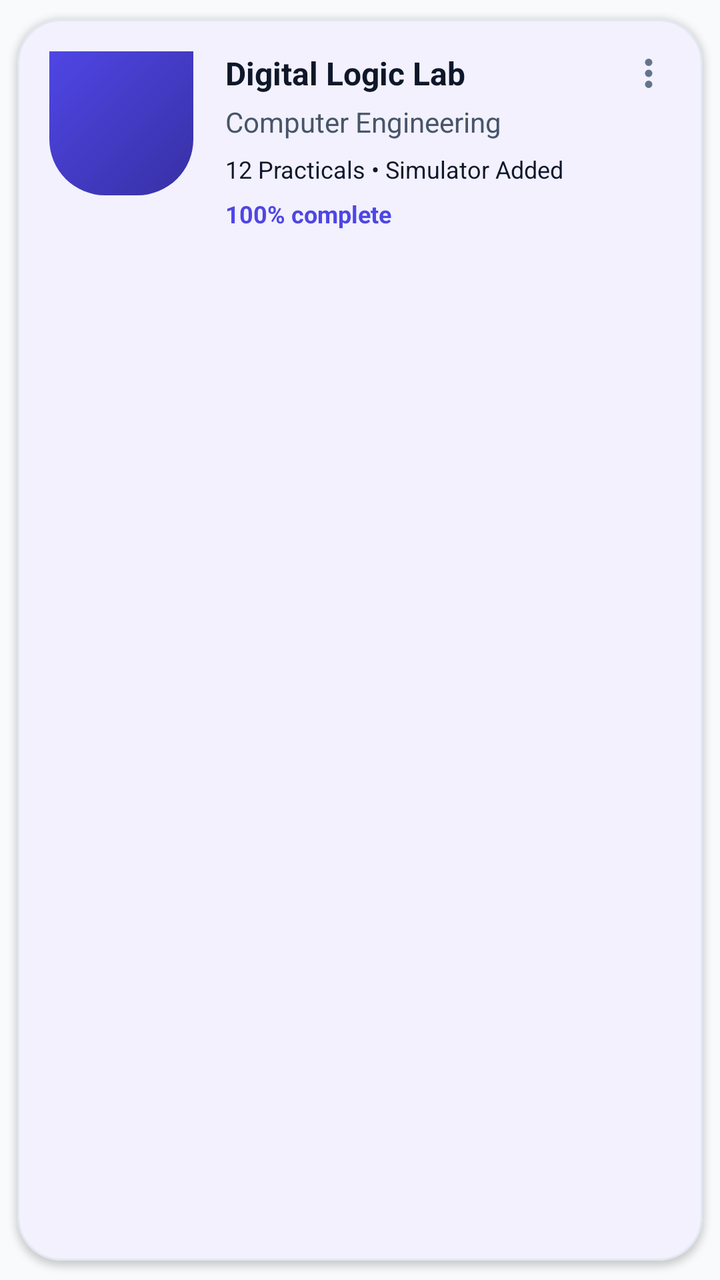
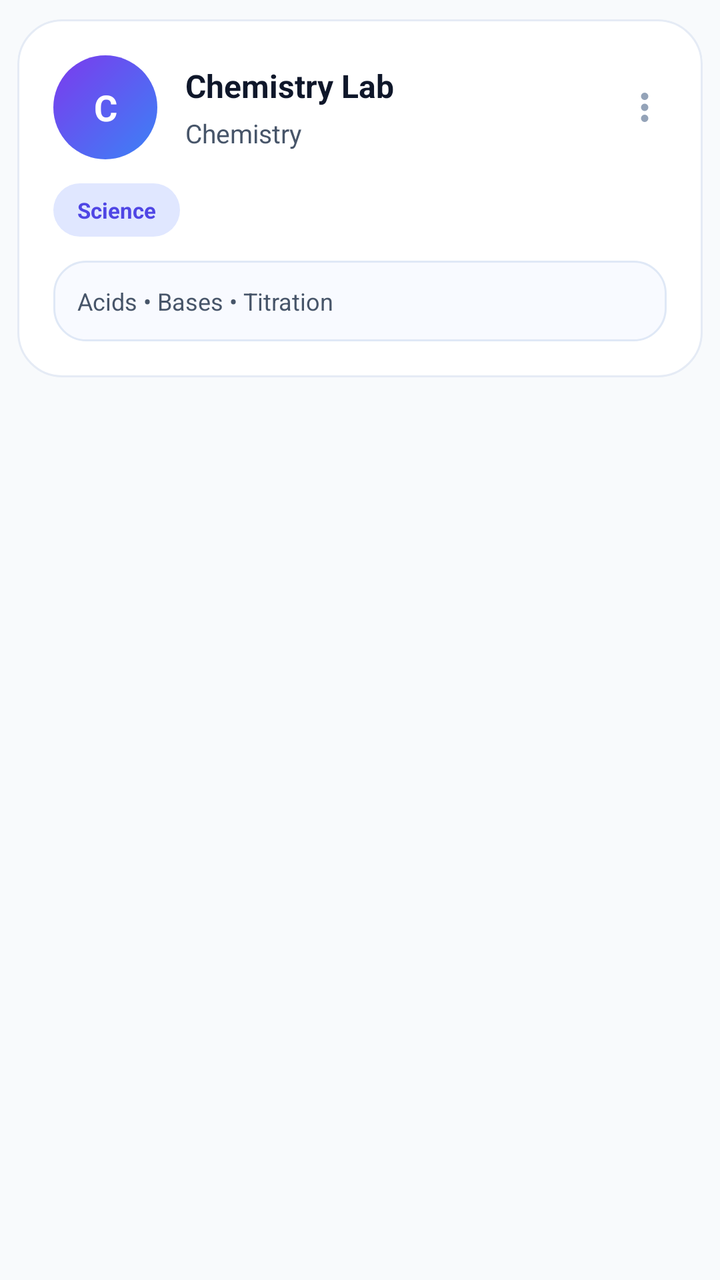

Screens rendered from an Android XML layout before and after an edit, with the pre-edit source and the edit as a unified diff.
<!-- AndroidManifest.xml: application theme Theme.VirtualLabAdmin -->
<!-- res/layout/item_lab.xml -->
<?xml version="1.0" encoding="utf-8"?>
<com.google.android.material.card.MaterialCardView xmlns:android="http://schemas.android.com/apk/res/android"
    xmlns:app="http://schemas.android.com/apk/res-auto"
    style="@style/Widget.VirtualLab.Card"
    android:layout_width="match_parent"
    android:layout_height="wrap_content"
    android:layout_marginBottom="@dimen/space_sm">

    <LinearLayout
        android:layout_width="match_parent"
        android:layout_height="wrap_content"
        android:orientation="horizontal"
        android:padding="@dimen/space_md">

        <View
            android:layout_width="72dp"
            android:layout_height="72dp"
            android:background="@drawable/bg_blue_header_gradient" />

        <LinearLayout
            android:layout_width="0dp"
            android:layout_height="wrap_content"
            android:layout_marginStart="@dimen/space_md"
            android:layout_weight="1"
            android:orientation="vertical">

            <TextView
                android:id="@+id/name"
                android:layout_width="match_parent"
                android:layout_height="wrap_content"
                android:text="Digital Logic Lab"
                android:textColor="@color/text_primary"
                android:textSize="16sp"
                android:textStyle="bold" />

            <TextView
                android:id="@+id/department"
                android:layout_width="match_parent"
                android:layout_height="wrap_content"
                android:layout_marginTop="4dp"
                android:text="Computer Engineering"
                android:textColor="@color/text_muted" />

            <TextView
                android:id="@+id/subject"
                android:layout_width="match_parent"
                android:layout_height="wrap_content"
                android:layout_marginTop="6dp"
                android:text="12 Practicals • Simulator Added"
                android:textColor="@color/text_primary"
                android:textSize="12sp" />

            <TextView
                android:id="@+id/topics"
                android:layout_width="match_parent"
                android:layout_height="wrap_content"
                android:layout_marginTop="6dp"
                android:text="100% complete"
                android:textColor="@color/brand"
                android:textSize="12sp"
                android:textStyle="bold" />
        </LinearLayout>

        <ImageView
            android:layout_width="22dp"
            android:layout_height="22dp"
            android:src="@drawable/ic_more_vert_24" />
    </LinearLayout>
</com.google.android.material.card.MaterialCardView>
<!-- resources referenced by this layout -->
<resources>
  <color name="brand">#4F46E5</color>
  <color name="text_muted">#475569</color>
  <color name="text_primary">#0F172A</color>
  <dimen name="space_md">16dp</dimen>
  <dimen name="space_sm">12dp</dimen>
  <!-- drawable bg_blue_header_gradient (drawable) -->
  <?xml version="1.0" encoding="utf-8"?>
  <shape xmlns:android="http://schemas.android.com/apk/res/android">
      <corners
          android:bottomLeftRadius="28dp"
          android:bottomRightRadius="28dp" />
      <gradient
          android:angle="315"
          android:endColor="@color/brand_dark"
          android:startColor="@color/brand" />
  </shape>
  <!-- drawable ic_more_vert_24 (drawable) -->
  <?xml version="1.0" encoding="utf-8"?>
  <vector xmlns:android="http://schemas.android.com/apk/res/android"
      android:width="24dp"
      android:height="24dp"
      android:viewportWidth="24"
      android:viewportHeight="24">
      <path
          android:fillColor="#FF64748B"
          android:pathData="M12,8a2,2 0,1 0,0 -4a2,2 0,0 0,0 4ZM12,14a2,2 0,1 0,0 -4a2,2 0,0 0,0 4ZM12,20a2,2 0,1 0,0 -4a2,2 0,0 0,0 4Z" />
  </vector>
  <style name="Widget.VirtualLab.Card" parent="Widget.Material3.CardView.Outlined">
          <item name="cardBackgroundColor">@color/bg_surface</item>
          <item name="strokeColor">@color/stroke</item>
          <item name="strokeWidth">1dp</item>
          <item name="cardCornerRadius">@dimen/radius_lg</item>
          <item name="cardElevation">2dp</item>
          <item name="cardUseCompatPadding">true</item>
      </style>
  <color name="brand_dark">#3730A3</color>
  <color name="bg_surface">#FFFFFF</color>
  <color name="stroke">#E2E8F0</color>
  <dimen name="radius_lg">22dp</dimen>
  <color name="bg_dark">#F8FAFC</color>
  <style name="Widget.VirtualLab.Button" parent="Widget.Material3.Button">
          <item name="android:textAllCaps">false</item>
          <item name="android:insetLeft">0dp</item>
          <item name="android:insetRight">0dp</item>
          <item name="android:insetTop">0dp</item>
          <item name="android:insetBottom">0dp</item>
          <item name="android:minHeight">@dimen/btn_h</item>
          <item name="cornerRadius">@dimen/radius_lg</item>
          <item name="android:letterSpacing">0</item>
          <item name="elevation">0dp</item>
      </style>
  <style name="Widget.VirtualLab.TextInputLayout.Outlined" parent="Widget.Material3.TextInputLayout.OutlinedBox">
          <item name="boxStrokeColor">@color/stroke</item>
          <item name="hintTextColor">@color/text_muted</item>
          <item name="boxStrokeWidth">1dp</item>
          <item name="boxStrokeWidthFocused">2dp</item>
          <item name="boxCornerRadiusTopStart">@dimen/radius_lg</item>
          <item name="boxCornerRadiusTopEnd">@dimen/radius_lg</item>
          <item name="boxCornerRadiusBottomStart">@dimen/radius_lg</item>
          <item name="boxCornerRadiusBottomEnd">@dimen/radius_lg</item>
          <item name="boxBackgroundColor">@android:color/white</item>
      </style>
  <dimen name="btn_h">54dp</dimen>
  <!-- unchanged entries left out for length: 1 -->
</resources>

<!-- the commit's change to res/layout/item_lab.xml (unified diff, before → after) -->
@@ -1,69 +1,97 @@
 <?xml version="1.0" encoding="utf-8"?>
 <com.google.android.material.card.MaterialCardView xmlns:android="http://schemas.android.com/apk/res/android"
     xmlns:app="http://schemas.android.com/apk/res-auto"
-    style="@style/Widget.VirtualLab.Card"
     android:layout_width="match_parent"
     android:layout_height="wrap_content"
-    android:layout_marginBottom="@dimen/space_sm">
+    android:layout_marginBottom="12dp"
+    app:cardBackgroundColor="@android:color/transparent"
+    app:cardCornerRadius="22dp"
+    app:cardElevation="0dp"
+    app:rippleColor="@color/brand_light"
+    app:strokeColor="@android:color/transparent">
 
     <LinearLayout
         android:layout_width="match_parent"
         android:layout_height="wrap_content"
-        android:orientation="horizontal"
-        android:padding="@dimen/space_md">
-
-        <View
-            android:layout_width="72dp"
-            android:layout_height="72dp"
-            android:background="@drawable/bg_blue_header_gradient" />
+        android:background="@drawable/bg_user_card"
+        android:orientation="vertical"
+        android:padding="18dp">
 
         <LinearLayout
-            android:layout_width="0dp"
+            android:layout_width="match_parent"
             android:layout_height="wrap_content"
-            android:layout_marginStart="@dimen/space_md"
-            android:layout_weight="1"
-            android:orientation="vertical">
+            android:gravity="center_vertical"
+            android:orientation="horizontal">
 
             <TextView
-                android:id="@+id/name"
-                android:layout_width="match_parent"
-                android:layout_height="wrap_content"
-                android:text="Digital Logic Lab"
-                android:textColor="@color/text_primary"
-                android:textSize="16sp"
+                android:id="@+id/iconTile"
+                android:layout_width="52dp"
+                android:layout_height="52dp"
+                android:background="@drawable/bg_users_avatar_gradient"
+                android:gravity="center"
+                android:text="C"
+                android:textColor="@android:color/white"
+                android:textSize="18sp"
                 android:textStyle="bold" />
 
-            <TextView
-                android:id="@+id/department"
-                android:layout_width="match_parent"
+            <LinearLayout
+                android:layout_width="0dp"
                 android:layout_height="wrap_content"
-                android:layout_marginTop="4dp"
-                android:text="Computer Engineering"
-                android:textColor="@color/text_muted" />
+                android:layout_marginStart="14dp"
+                android:layout_weight="1"
+                android:orientation="vertical">
 
-            <TextView
-                android:id="@+id/subject"
-                android:layout_width="match_parent"
-                android:layout_height="wrap_content"
-                android:layout_marginTop="6dp"
-                android:text="12 Practicals • Simulator Added"
-                android:textColor="@color/text_primary"
-                android:textSize="12sp" />
+                <TextView
+                    android:id="@+id/name"
+                    android:layout_width="match_parent"
+                    android:layout_height="wrap_content"
+                    android:text="Chemistry Lab"
+                    android:textColor="@color/text_primary"
+                    android:textSize="16sp"
+                    android:textStyle="bold" />
 
-            <TextView
-                android:id="@+id/topics"
-                android:layout_width="match_parent"
-                android:layout_height="wrap_content"
-                android:layout_marginTop="6dp"
-                android:text="100% complete"
-                android:textColor="@color/brand"
-                android:textSize="12sp"
-                android:textStyle="bold" />
+                <TextView
+                    android:id="@+id/subject"
+                    android:layout_width="match_parent"
+                    android:layout_height="wrap_content"
+                    android:layout_marginTop="4dp"
+                    android:text="Chemistry"
+                    android:textColor="@color/text_muted"
+                    android:textSize="13sp" />
+            </LinearLayout>
+
+            <ImageView
+                android:id="@+id/moreBtn"
+                android:layout_width="22dp"
+                android:layout_height="22dp"
+                android:src="@drawable/ic_more_vert_24"
+                app:tint="@color/text_soft" />
         </LinearLayout>
 
-        <ImageView
-            android:layout_width="22dp"
-            android:layout_height="22dp"
-            android:src="@drawable/ic_more_vert_24" />
+        <TextView
+            android:id="@+id/department"
+            android:layout_width="wrap_content"
+            android:layout_height="wrap_content"
+            android:layout_marginTop="12dp"
+            android:background="@drawable/bg_chip_blue_soft"
+            android:paddingLeft="12dp"
+            android:paddingTop="6dp"
+            android:paddingRight="12dp"
+            android:paddingBottom="6dp"
+            android:text="Science"
+            android:textColor="@color/brand"
+            android:textSize="11sp"
+            android:textStyle="bold" />
+
+        <TextView
+            android:id="@+id/topics"
+            android:layout_width="match_parent"
+            android:layout_height="wrap_content"
+            android:layout_marginTop="12dp"
+            android:background="@drawable/bg_labs_topics"
+            android:padding="12dp"
+            android:text="Acids • Bases • Titration"
+            android:textColor="@color/text_muted"
+            android:textSize="12sp" />
     </LinearLayout>
 </com.google.android.material.card.MaterialCardView>
<!-- resource entries referenced after the edit -->
@@ -1,20 +1,35 @@
 <!-- resources referenced by this layout -->
 <resources>
   <color name="brand">#4F46E5</color>
+  <color name="brand_light">#EEF2FF</color>
   <color name="text_muted">#475569</color>
   <color name="text_primary">#0F172A</color>
-  <dimen name="space_md">16dp</dimen>
-  <dimen name="space_sm">12dp</dimen>
-  <!-- drawable bg_blue_header_gradient (drawable) -->
+  <color name="text_soft">#94A3B8</color>
+  <!-- drawable bg_chip_blue_soft (drawable) -->
   <?xml version="1.0" encoding="utf-8"?>
   <shape xmlns:android="http://schemas.android.com/apk/res/android">
-      <corners
-          android:bottomLeftRadius="28dp"
-          android:bottomRightRadius="28dp" />
-      <gradient
-          android:angle="315"
-          android:endColor="@color/brand_dark"
-          android:startColor="@color/brand" />
+      <corners android:radius="999dp" />
+      <solid android:color="@color/chip_blue_bg" />
+  </shape>
+  <!-- drawable bg_labs_topics (drawable) -->
+  <?xml version="1.0" encoding="utf-8"?>
+  <shape xmlns:android="http://schemas.android.com/apk/res/android">
+      <solid android:color="#F8FAFF" />
+      <stroke android:width="1dp" android:color="#DFE8F6" />
+      <corners android:radius="16dp" />
+  </shape>
+  <!-- drawable bg_user_card (drawable) -->
+  <?xml version="1.0" encoding="utf-8"?>
+  <shape xmlns:android="http://schemas.android.com/apk/res/android">
+      <solid android:color="#FCFFFFFF" />
+      <stroke android:width="1dp" android:color="#E5EBF5" />
+      <corners android:radius="22dp" />
+  </shape>
+  <!-- drawable bg_users_avatar_gradient (drawable) -->
+  <?xml version="1.0" encoding="utf-8"?>
+  <shape xmlns:android="http://schemas.android.com/apk/res/android"
+      android:shape="oval">
+      <gradient android:angle="315" android:startColor="#7C3AED" android:endColor="#3B82F6" />
   </shape>
   <!-- drawable ic_more_vert_24 (drawable) -->
   <?xml version="1.0" encoding="utf-8"?>
@@ -27,6 +42,7 @@
           android:fillColor="#FF64748B"
           android:pathData="M12,8a2,2 0,1 0,0 -4a2,2 0,0 0,0 4ZM12,14a2,2 0,1 0,0 -4a2,2 0,0 0,0 4ZM12,20a2,2 0,1 0,0 -4a2,2 0,0 0,0 4Z" />
   </vector>
+  <color name="chip_blue_bg">#E0E7FF</color>
   <style name="Widget.VirtualLab.Card" parent="Widget.Material3.CardView.Outlined">
           <item name="cardBackgroundColor">@color/bg_surface</item>
           <item name="strokeColor">@color/stroke</item>
@@ -35,7 +51,6 @@
           <item name="cardElevation">2dp</item>
           <item name="cardUseCompatPadding">true</item>
       </style>
-  <color name="brand_dark">#3730A3</color>
   <color name="bg_surface">#FFFFFF</color>
   <color name="stroke">#E2E8F0</color>
   <dimen name="radius_lg">22dp</dimen>
